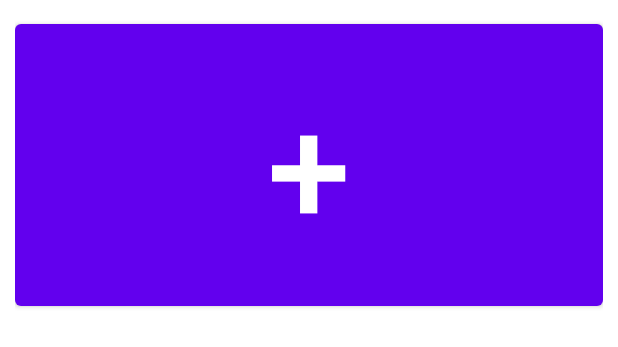
After one commit to BartekDadas/AppModel, an Android app: the layout btn_add_up.xml on its own in the app's theme, with its tools: preview values and no code run, on a phone screen of 412 x 824 dp. The commit adds this screen. Shown: the top 347 px of the screen. Run offline under Robolectric (Android 15) with nearby library versions, the phone set to English and light mode, and no system bars.

Commit message:
main activity working 1.2

```diff
--- a/app/src/main/java/eu/tutorials/makeapp/data/model/Apps.java
+++ b/app/src/main/java/eu/tutorials/makeapp/data/model/Apps.java
@@ -8,7 +8,7 @@ import eu.tutorials.makeapp.R;
 public class Apps {
 
     private ArrayList<APP> apps;
-    APP nAPP = new APP("Appy", R.drawable.ic_launcher_background);
+
 
 
     public Apps(ArrayList<APP> apps) {
@@ -16,7 +16,6 @@ public class Apps {
     }
 
     public ArrayList<APP> getApps() {
-        apps.add(nAPP);
         return apps;
     }
 }
--- /dev/null
+++ b/app/src/main/res/layout/btn_add_up.xml
@@ -0,0 +1,13 @@
+<?xml version="1.0" encoding="utf-8"?>
+<LinearLayout xmlns:android="http://schemas.android.com/apk/res/android"
+    android:layout_width="match_parent"
+    android:layout_height="200dp"
+    android:layout_margin="10dp">
+
+    <Button
+        android:layout_width="match_parent"
+        android:layout_height="match_parent"
+        android:text="+"
+        android:textSize="100sp"
+        android:layout_gravity="center"/>
+</LinearLayout>
--- a/app/src/main/res/layout/item_main.xml
+++ b/app/src/main/res/layout/item_main.xml
@@ -1,9 +1,10 @@
 <?xml version="1.0" encoding="utf-8"?>
 <androidx.cardview.widget.CardView xmlns:android="http://schemas.android.com/apk/res/android"
-    android:layout_width="400dp"
-    android:layout_height="400dp"
+    android:layout_width="match_parent"
+    android:layout_height="300dp"
     xmlns:tools="http://schemas.android.com/tools"
     android:layout_margin="10dp"
+    android:layout_marginBottom="20dp"
     android:gravity="center">
     <ImageView
         android:id="@+id/iv_item_main"
--- a/build.gradle
+++ b/build.gradle
@@ -3,6 +3,11 @@ plugins {
     id 'com.android.application' version '7.2.1' apply false
     id 'com.android.library' version '7.2.1' apply false
 }
+allprojects {
+    tasks.withType(JavaCompile) {
+        options.compilerArgs << "-Xlint:unchecked" << "-Xlint:deprecation"
+    }
+}
 
 task clean(type: Delete) {
     delete rootProject.buildDir
--- a/gradle.properties
+++ b/gradle.properties
@@ -19,3 +19,4 @@ android.useAndroidX=true
 # resources declared in the library itself and none from the library's dependencies,
 # thereby reducing the size of the R class for that library
 android.nonTransitiveRClass=true
+org.gradle.unsafe.configuration-cache=true
```
Also changed, not shown: app/src/main/AndroidManifest.xml (+6 -3 lines), app/src/main/java/eu/tutorials/makeapp/MainItemsAdapter.java (+25 -6 lines), app/src/main/java/eu/tutorials/makeapp/activities/LoginActivity.java (+7 -3 lines), app/src/main/java/eu/tutorials/makeapp/activities/MainActivity.java (+10 -10 lines), app/src/main/java/eu/tutorials/makeapp/data/model/APP.java (+4 -17 lines), app/src/main/res/xml/data_extraction_rules.xml (+18 -17 lines).
